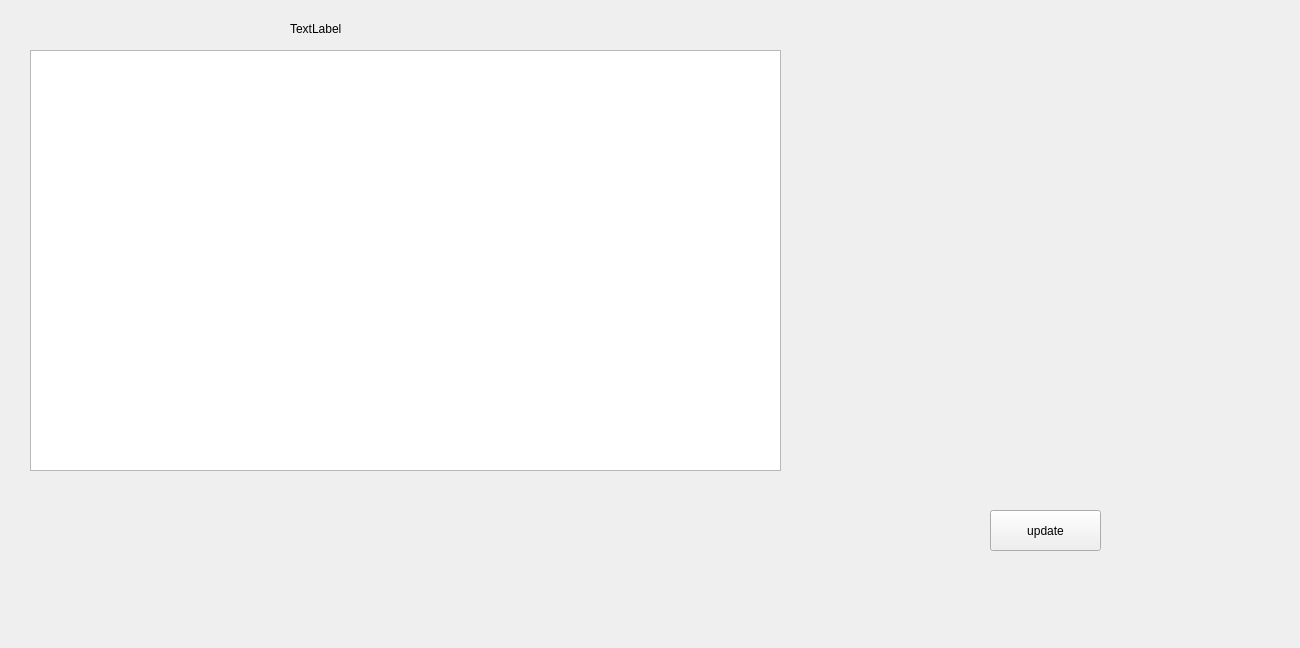
This is bank_data_villians_Seidaliev/soft/otdel/formtable.ui in AmetDev/qt_creator_edu_repos as Qt 5 draws it before an edit. The edited form follows.
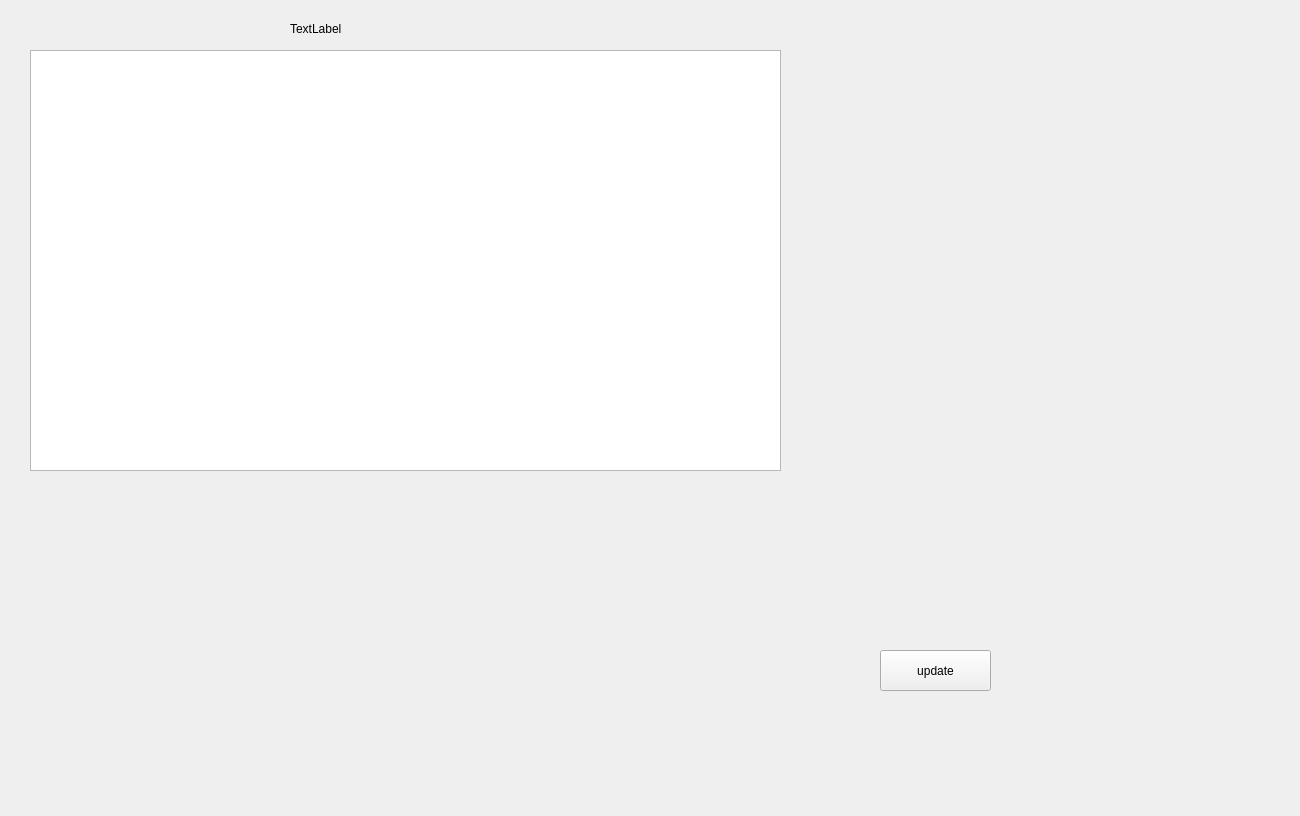
This is the edited form.

The edit to the form file:
```diff
--- a/bank_data_villians_Seidaliev/soft/otdel/formtable.ui
+++ b/bank_data_villians_Seidaliev/soft/otdel/formtable.ui
@@ -7,7 +7,7 @@
     <x>0</x>
     <y>0</y>
     <width>1300</width>
-    <height>648</height>
+    <height>816</height>
    </rect>
   </property>
   <property name="windowTitle">
@@ -29,7 +29,7 @@
      <x>830</x>
      <y>40</y>
      <width>191</width>
-     <height>341</height>
+     <height>581</height>
     </rect>
    </property>
    <layout class="QVBoxLayout" name="verticalLayout"/>
@@ -38,9 +38,9 @@
    <property name="geometry">
     <rect>
      <x>1070</x>
-     <y>20</y>
+     <y>0</y>
      <width>201</width>
-     <height>381</height>
+     <height>781</height>
     </rect>
    </property>
    <layout class="QVBoxLayout" name="verticalLayout_2"/>
@@ -72,8 +72,8 @@
   <widget class="QPushButton" name="pushUpdate">
    <property name="geometry">
     <rect>
-     <x>990</x>
-     <y>510</y>
+     <x>880</x>
+     <y>650</y>
      <width>111</width>
      <height>41</height>
     </rect>
```
